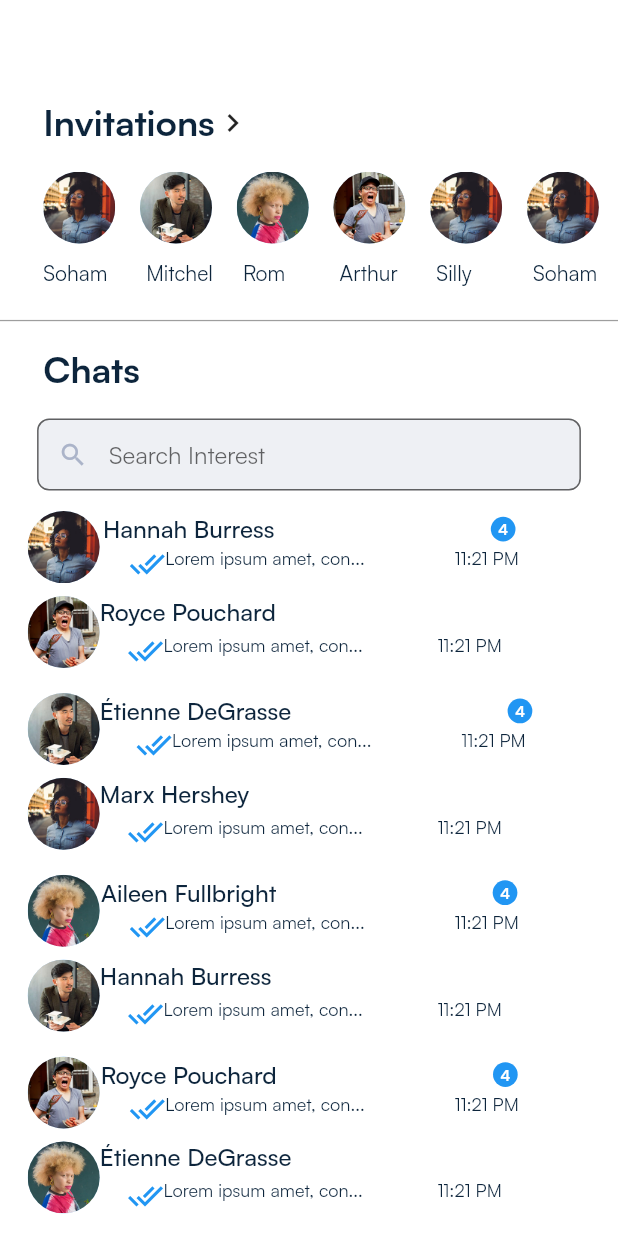
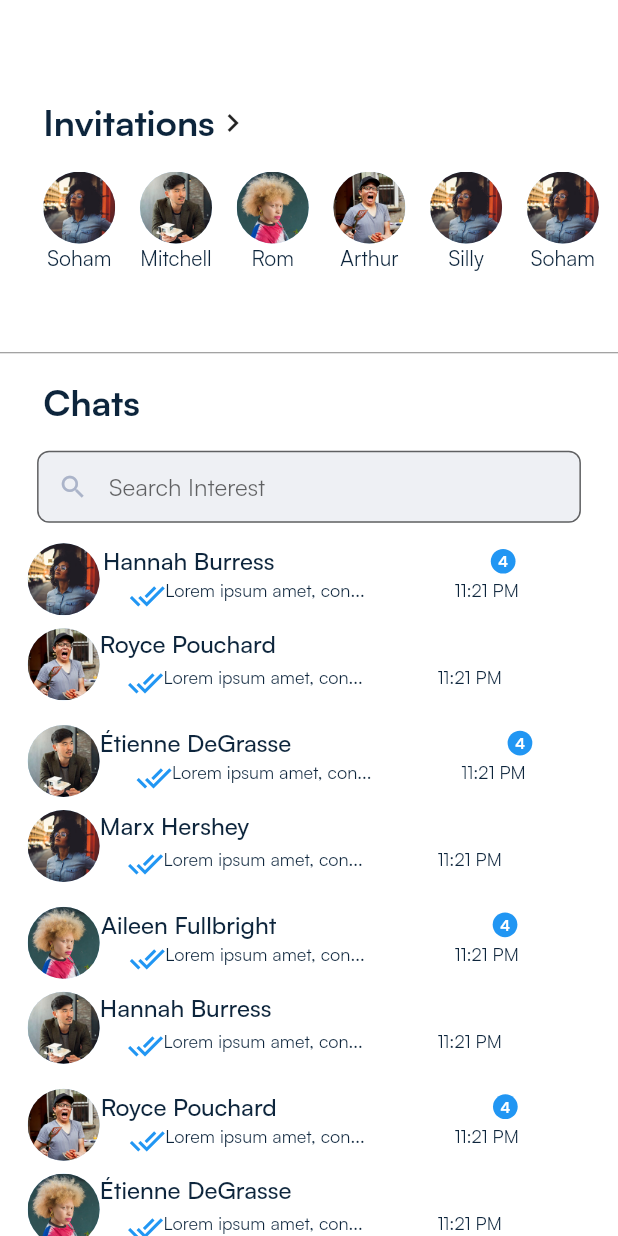
Before and after one commit to Priyanshu-Singhz/letsconnectnewui, a Flutter app: the ChatHome screen opened directly, on a phone screen of 412 x 824 dp. Run offline on Flutter 3.47's test engine with Material 2 defaults, Android fonts, the phone set to English and light mode, and no system bars; our stand-ins replace carousel_slider, get, lottie, percent_indicator, shimmer, sizer; missing offline and left inert: grouped_buttons_ns.

Commit message:
Every Screen is dynamic

```diff
--- a/lib/main.dart
+++ b/lib/main.dart
@@ -15,7 +15,7 @@ class MyApp extends StatelessWidget {
 
   @override
   Widget build(BuildContext context) {
-    //Set the fit size (Find your UI design, look at the dimensions of the device screen and fill it in,unit in dp)
+    //Set the fit size (Find your UI design, lPook at the dimensions of the device screen and fill it in,unit in dp)
     return Sizer(
       builder: (BuildContext context, Orientation orientation,
           DeviceType deviceType) {
--- a/lib/screens/createaccount/age.dart
+++ b/lib/screens/createaccount/age.dart
@@ -23,6 +23,7 @@ class Age extends StatelessWidget {
                   top: 2.h,
                   left: 0,
                   child: Container(
+                    width: 100.w,
                     child: Image(
                       image: AssetImage("assets/createaccount/dood.png"),
                       fit: BoxFit.fill,
--- a/lib/screens/createaccount/gender.dart
+++ b/lib/screens/createaccount/gender.dart
@@ -97,7 +97,7 @@ class ContainerCard extends StatelessWidget {
               ],
             ),
             SizedBox(
-              height: 4.h,
+              height: 2.h,
             ),
             RadioButtonGroup(
                 labels: <String>["Male", "Female", "Other"],
--- a/lib/screens/createaccount/name.dart
+++ b/lib/screens/createaccount/name.dart
@@ -54,7 +54,7 @@ class ContainerCard extends StatelessWidget {
     return Container(
       padding: EdgeInsets.symmetric(vertical: 4.h, horizontal: 5.w),
       width: MediaQuery.of(context).size.width,
-      height: 58.h,
+      height: 62.h,
       decoration: BoxDecoration(
         color: Colors.white,
         borderRadius: BorderRadius.only(
--- a/lib/screens/home/chathome.dart
+++ b/lib/screens/home/chathome.dart
@@ -264,13 +264,13 @@ class Scrol extends StatelessWidget {
   @override
   Widget build(BuildContext context) {
     return Container(
-      height: 10.h,
+      height: 12.6.h,
       width: 95.h,
       child: ListView(
         shrinkWrap: true,
         scrollDirection: Axis.horizontal,
         children: [
-          Stack(
+          Column(
             children: [
               Container(
                 child: CircleAvatar(
@@ -279,17 +279,13 @@ class Scrol extends StatelessWidget {
                   backgroundImage: AssetImage("assets/notifications/pic1.png"),
                 ),
               ),
-              Positioned(
-                top: 7.h,
-                child: Center(
-                    child: Text("Soham", style: MyTextStyle.regularTheme)),
-              ),
+              Center(child: Text("Soham", style: MyTextStyle.regularTheme)),
             ],
           ),
           SizedBox(
             width: 4.w,
           ),
-          Stack(
+          Column(
             children: [
               Container(
                 child: CircleAvatar(
@@ -298,17 +294,13 @@ class Scrol extends StatelessWidget {
                   backgroundImage: AssetImage("assets/notifications/pic2.png"),
                 ),
               ),
-              Positioned(
-                top: 7.h,
-                left: 1.w,
-                child: Text("Mitchell", style: MyTextStyle.regularTheme),
-              ),
+              Text("Mitchell", style: MyTextStyle.regularTheme),
             ],
           ),
           SizedBox(
             width: 4.w,
           ),
-          Stack(
+          Column(
             children: [
               Container(
                 child: CircleAvatar(
@@ -317,17 +309,13 @@ class Scrol extends StatelessWidget {
                   backgroundImage: AssetImage("assets/notifications/pic3.png"),
                 ),
               ),
-              Positioned(
-                top: 7.h,
-                left: 1.w,
-                child: Text("Rom", style: MyTextStyle.regularTheme),
-              ),
+              Text("Rom", style: MyTextStyle.regularTheme),
             ],
           ),
           SizedBox(
             width: 4.w,
           ),
-          Stack(
+          Column(
             children: [
               Container(
                 child: CircleAvatar(
@@ -336,17 +324,13 @@ class Scrol extends StatelessWidget {
                   backgroundImage: AssetImage("assets/notifications/pic4.png"),
                 ),
               ),
-              Positioned(
-                top: 7.h,
-                left: 1.w,
-                child: Text("Arthur", style: MyTextStyle.regularTheme),
-              ),
+              Text("Arthur", style: MyTextStyle.regularTheme),
             ],
           ),
           SizedBox(
             width: 4.w,
           ),
-          Stack(
+          Column(
             children: [
               Container(
                 child: CircleAvatar(
@@ -355,17 +339,13 @@ class Scrol extends StatelessWidget {
                   backgroundImage: AssetImage("assets/notifications/pic1.png"),
                 ),
               ),
-              Positioned(
-                top: 7.h,
-                left: 1.w,
-                child: Text("Silly", style: MyTextStyle.regularTheme),
-              ),
+              Text("Silly", style: MyTextStyle.regularTheme),
             ],
           ),
           SizedBox(
             width: 4.w,
           ),
-          Stack(
+          Column(
             children: [
               Container(
                 child: CircleAvatar(
@@ -374,17 +354,13 @@ class Scrol extends StatelessWidget {
                   backgroundImage: AssetImage("assets/notifications/pic1.png"),
                 ),
               ),
-              Positioned(
-                top: 7.h,
-                left: 1.w,
-                child: Text("Soham", style: MyTextStyle.regularTheme),
-              ),
+              Text("Soham", style: MyTextStyle.regularTheme),
             ],
           ),
           SizedBox(
             width: 4.w,
           ),
-          Stack(
+          Column(
             children: [
               Container(
                 child: CircleAvatar(
@@ -393,17 +369,13 @@ class Scrol extends StatelessWidget {
                   backgroundImage: AssetImage("assets/notifications/pic2.png"),
                 ),
               ),
-              Positioned(
-                top: 7.h,
-                left: 1.w,
-                child: Text("Mitchell", style: MyTextStyle.regularTheme),
-              ),
+              Text("Mitchell", style: MyTextStyle.regularTheme),
             ],
           ),
           SizedBox(
             width: 4.w,
           ),
-          Stack(
+          Column(
             children: [
               Container(
                 child: CircleAvatar(
@@ -412,17 +384,13 @@ class Scrol extends StatelessWidget {
                   backgroundImage: AssetImage("assets/notifications/pic3.png"),
                 ),
               ),
-              Positioned(
-                top: 7.h,
-                left: 1.w,
-                child: Text("Rom", style: MyTextStyle.regularTheme),
-              ),
+              Text("Rom", style: MyTextStyle.regularTheme),
             ],
           ),
           SizedBox(
             width: 4.w,
           ),
-          Stack(
+          Column(
             children: [
               Container(
                 child: CircleAvatar(
@@ -431,17 +399,13 @@ class Scrol extends StatelessWidget {
                   backgroundImage: AssetImage("assets/notifications/pic4.png"),
                 ),
               ),
-              Positioned(
-                top: 7.h,
-                left: 1.w,
-                child: Text("Arthur", style: MyTextStyle.regularTheme),
-              ),
+              Text("Arthur", style: MyTextStyle.regularTheme),
             ],
           ),
           SizedBox(
             width: 4.w,
           ),
-          Stack(
+          Column(
             children: [
               Container(
                 child: CircleAvatar(
@@ -450,11 +414,7 @@ class Scrol extends StatelessWidget {
                   backgroundImage: AssetImage("assets/notifications/pic1.png"),
                 ),
               ),
-              Positioned(
-                top: 7.h,
-                left: 1.w,
-                child: Text("Silly", style: MyTextStyle.regularTheme),
-              ),
+              Text("Silly", style: MyTextStyle.regularTheme),
             ],
           ),
           SizedBox(
--- a/lib/screens/loginscreen/loginscreen.dart
+++ b/lib/screens/loginscreen/loginscreen.dart
@@ -91,7 +91,7 @@ class ContainerCard extends StatelessWidget {
     return Container(
       padding: EdgeInsets.symmetric(vertical: 32, horizontal: 24),
       width: MediaQuery.of(context).size.width,
-      height: 60.h,
+      height: 65.h,
       decoration: BoxDecoration(
         color: Colors.white,
         borderRadius: BorderRadius.only(
```
Also changed, not shown: lib/screens/home/HomeScreenProfile.dart (+15 -19 lines), lib/screens/home/moods.dart (+30 -20 lines).
